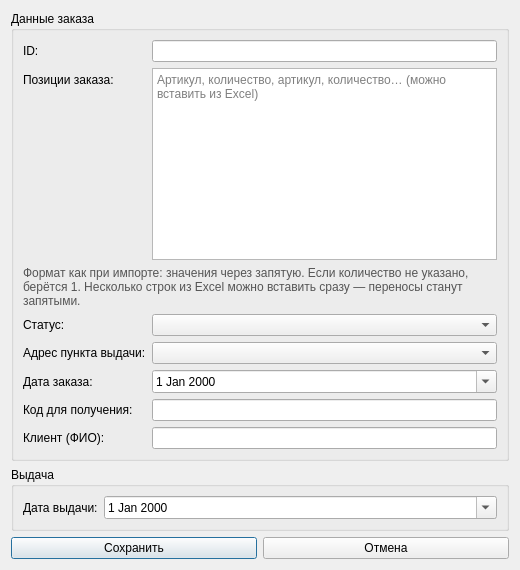
First picture: the form in UI/order_form.ui, repository Oxxy63m/demka2, before the edit.
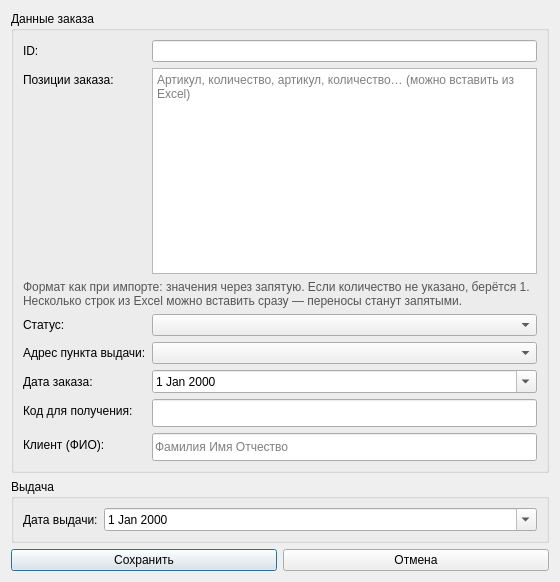
Second picture: the form after the edit.

```diff
--- a/UI/order_form.ui
+++ b/UI/order_form.ui
@@ -4,7 +4,7 @@
  <class>OrderEditWindow</class>
  <widget class="QDialog" name="OrderEditWindow">
   <property name="windowTitle"><string>Заказ</string></property>
-  <property name="minimumSize"><size><width>520</width><height>420</height></size></property>
+  <property name="minimumSize"><size><width>560</width><height>480</height></size></property>
   <layout class="QVBoxLayout" name="verticalLayout">
    <item>
     <widget class="QGroupBox" name="left_group">
@@ -22,9 +22,9 @@
       <item row="5" column="0"><widget class="QLabel" name="lbl_order_date"><property name="text"><string>Дата заказа:</string></property><property name="wordWrap"><bool>true</bool></property></widget></item>
       <item row="5" column="1"><widget class="QDateEdit" name="order_date_edit"><property name="calendarPopup"><bool>true</bool></property></widget></item>
       <item row="6" column="0"><widget class="QLabel" name="lbl_receiver"><property name="text"><string>Код для получения:</string></property><property name="wordWrap"><bool>true</bool></property></widget></item>
-      <item row="6" column="1"><widget class="QLineEdit" name="receiver_edit"/></item>
+      <item row="6" column="1"><widget class="QLineEdit" name="receiver_edit"><property name="minimumSize"><size><width>160</width><height>28</height></size></property></widget></item>
       <item row="7" column="0"><widget class="QLabel" name="lbl_client"><property name="text"><string>Клиент (ФИО):</string></property><property name="wordWrap"><bool>true</bool></property></widget></item>
-      <item row="7" column="1"><widget class="QLineEdit" name="client_edit"><property name="readOnly"><bool>true</bool></property></widget></item>
+      <item row="7" column="1"><widget class="QLineEdit" name="client_edit"><property name="minimumSize"><size><width>220</width><height>28</height></size></property><property name="placeholderText"><string>Фамилия Имя Отчество</string></property></widget></item>
      </layout>
     </widget>
    </item>
```
